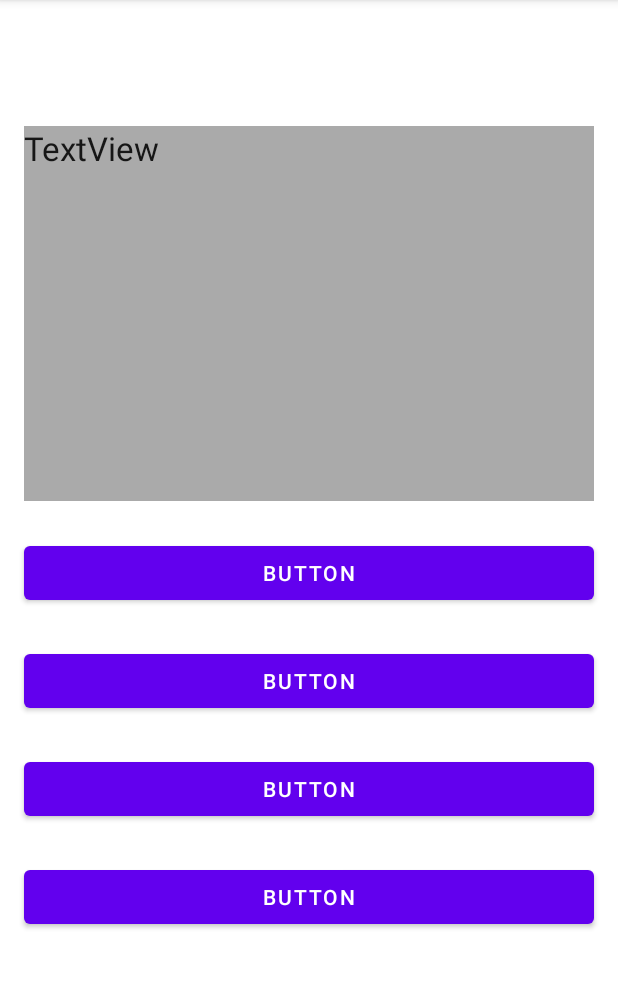
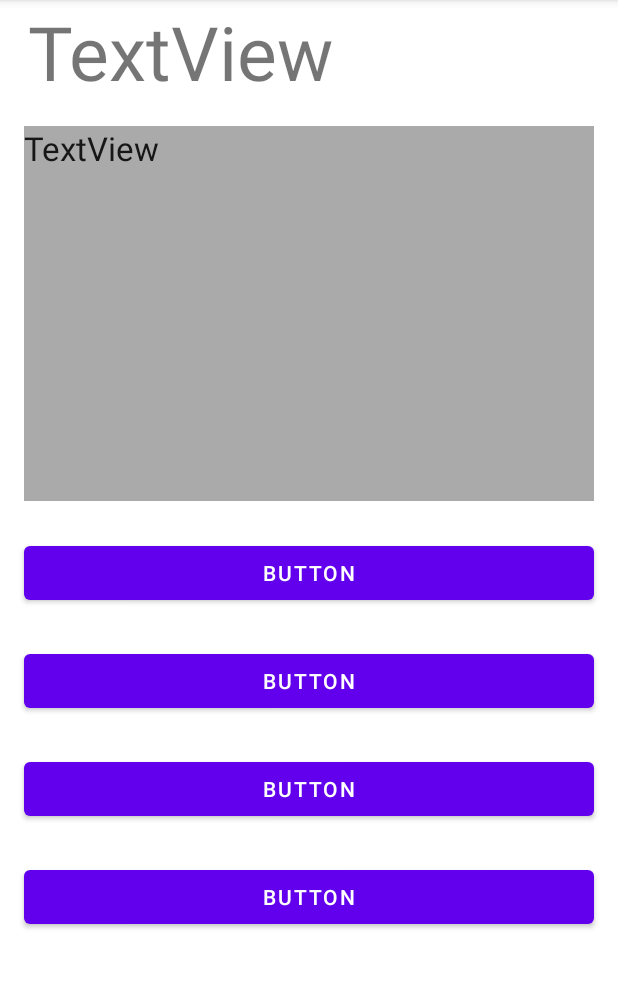
Before and after one commit to s20022/Quiz, an Android app: the screen it shows after launch (QuizMain), after a tap on "開始", on a phone screen of 412 x 824 dp, the part 84-1072 px from its top. Run offline under Robolectric (Android 15) with nearby library versions, the phone set to English and light mode, and no system bars; libraries missing offline, so code that uses them is left out: com.opencsv; 9 statements that could not run were skipped.

Commit message:
全て未完成です。形だけは完成しました。ですがスタートすると落ちます。

```diff
--- a/app/src/main/java/jp/ac/it_college/s20022/quiz/QuizMain.kt
+++ b/app/src/main/java/jp/ac/it_college/s20022/quiz/QuizMain.kt
@@ -4,20 +4,71 @@ package jp.ac.it_college.s20022.quiz
 import android.content.Intent
 import androidx.appcompat.app.AppCompatActivity
 import android.os.Bundle
+import android.os.CountDownTimer
+import android.widget.TextView
+import com.opencsv.CSVIterator
+import com.opencsv.CSVReader
 import jp.ac.it_college.s20022.quiz.databinding.ActivityQuizMainBinding
+import java.io.BufferedReader
+import java.io.InputStreamReader
+import kotlin.math.ceil
 
 class QuizMain : AppCompatActivity() {
     private lateinit var binding: ActivityQuizMainBinding
+
+    companion object{
+        private const val COUNT_DOWN_MILLISECOND: Long = 10000
+        private const val INTERVAL_MILLIDECOND: Long = 1000
+    }
+    var qnum = 1
+    var coscore = 0
+    var uncscore = 0
+    var cleatime = 0
+    val countT = findViewById<TextView>(R.id.timerText)
 
     override fun onCreate(savedInstanceState: Bundle?) {
         super.onCreate(savedInstanceState)
         binding = ActivityQuizMainBinding.inflate(layoutInflater)
         setContentView(binding.root)
 
-        binding.aButton.setOnClickListener {
-            val intent = Intent(this, QuizActivityResults::class.java)
-            startActivity(intent)
+        val quizList: MutableList<Array<String>> = mutableListOf()
+        val fileReader = BufferedReader(InputStreamReader(assets.open("quiztext.csv")))
+        val csvIter = CSVIterator(CSVReader(fileReader))
+        for(row in csvIter){
+            if(row == null) break
+
+            row.toString().split(",").toTypedArray()
+            quizList.add(row)
         }
-    }
+        val quiztext = findViewById<TextView>(R.id.quizfragmText)
+        val ansbutton = findViewById<TextView>(R.id.aButton)
+        val ansbutton2 = findViewById<TextView>(R.id.aButton2)
+        val ansbutton3 = findViewById<TextView>(R.id.aButton3)
+        val ansbutton4 = findViewById<TextView>(R.id.aButton4)
+        var judgement = findViewById<TextView>(R.id.judgeText)
+
+        val list: List<Int> = listOf(1,2,3,4)
+        val num: List<Int> = list.shuffled()
+        val ans = quizList[qnum][1]
+        binding.aButton.text = quizList[qnum][1]
+        binding.aButton2.text = quizList[qnum][2]
+        binding.aButton3.text = quizList[qnum][3]
+        binding.aButton4.text = quizList[qnum][4]
+
+
+        }
+
+
+        val timer = object:CountDownTimer(COUNT_DOWN_MILLISECOND, INTERVAL_MILLIDECOND)   {
+            override fun onTick(millisUntilFinished: Long) {
+                val second = ceil(millisUntilFinished / 100.0).toInt()
+                countT.text = second.toString()
+            }
+
+            override fun onFinish() {
+                countT.text= "0"
+            }
+        }
+
 
 }
--- a/app/src/main/res/layout/activity_quiz_main.xml
+++ b/app/src/main/res/layout/activity_quiz_main.xml
@@ -5,6 +5,20 @@
     android:layout_width="match_parent"
     android:layout_height="match_parent"
     tools:context=".QuizMain">
+
+    <TextView
+        android:id="@+id/timerText"
+        android:layout_width="wrap_content"
+        android:layout_height="0dp"
+        android:textAppearance="@style/TextAppearance.AppCompat.Large"
+        android:textSize="50sp"
+        app:layout_constraintBottom_toTopOf="@+id/quizfragmText"
+        app:layout_constraintEnd_toEndOf="parent"
+        app:layout_constraintHorizontal_bias="0.954"
+        app:layout_constraintStart_toStartOf="parent"
+        app:layout_constraintTop_toTopOf="parent"
+        app:layout_constraintVertical_bias="1.0"
+        tools:text="0" />
 
     <androidx.fragment.app.FragmentContainerView
         android:id="@+id/quizfragmText"
@@ -67,4 +81,18 @@
         app:layout_constraintHorizontal_bias="0.501"
         app:layout_constraintStart_toStartOf="parent"
         app:layout_constraintTop_toBottomOf="@+id/aButton3" />
+
+    <TextView
+        android:id="@+id/judgeText"
+        android:layout_width="wrap_content"
+        android:layout_height="wrap_content"
+        android:text="TextView"
+        android:textSize="50sp"
+        app:layout_constraintBottom_toTopOf="@+id/quizfragmText"
+        app:layout_constraintEnd_toStartOf="@+id/timerText"
+        app:layout_constraintHorizontal_bias="0.097"
+        app:layout_constraintStart_toStartOf="parent"
+        app:layout_constraintTop_toTopOf="parent"
+        app:layout_constraintVertical_bias="1.0" />
+
 </androidx.constraintlayout.widget.ConstraintLayout>
```
